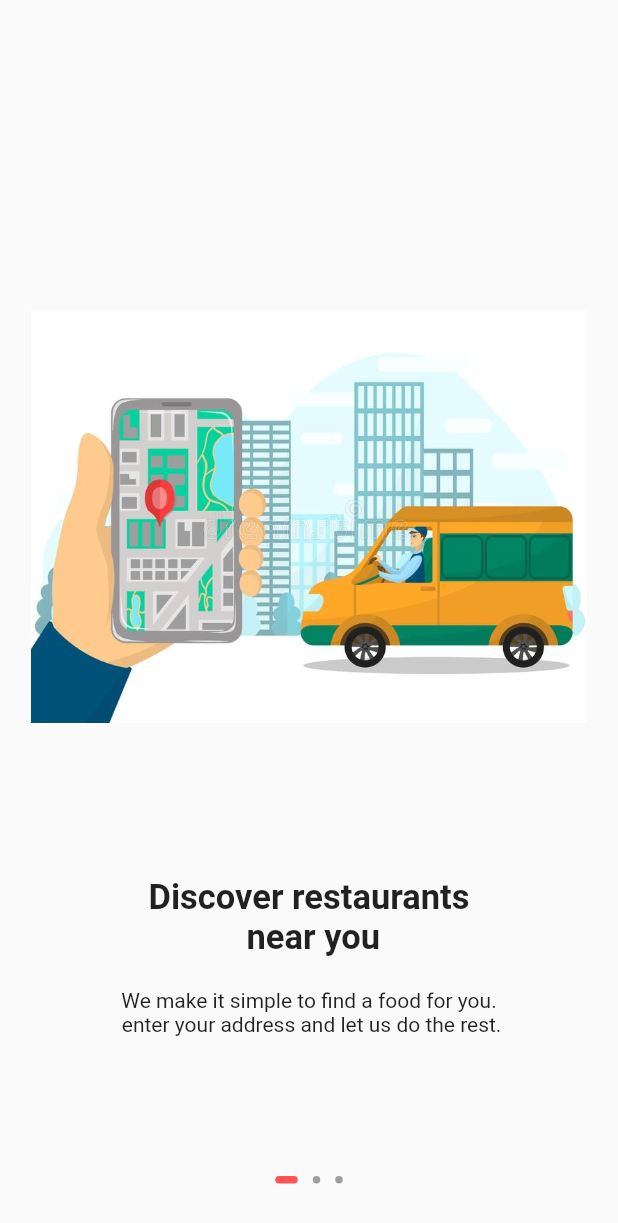
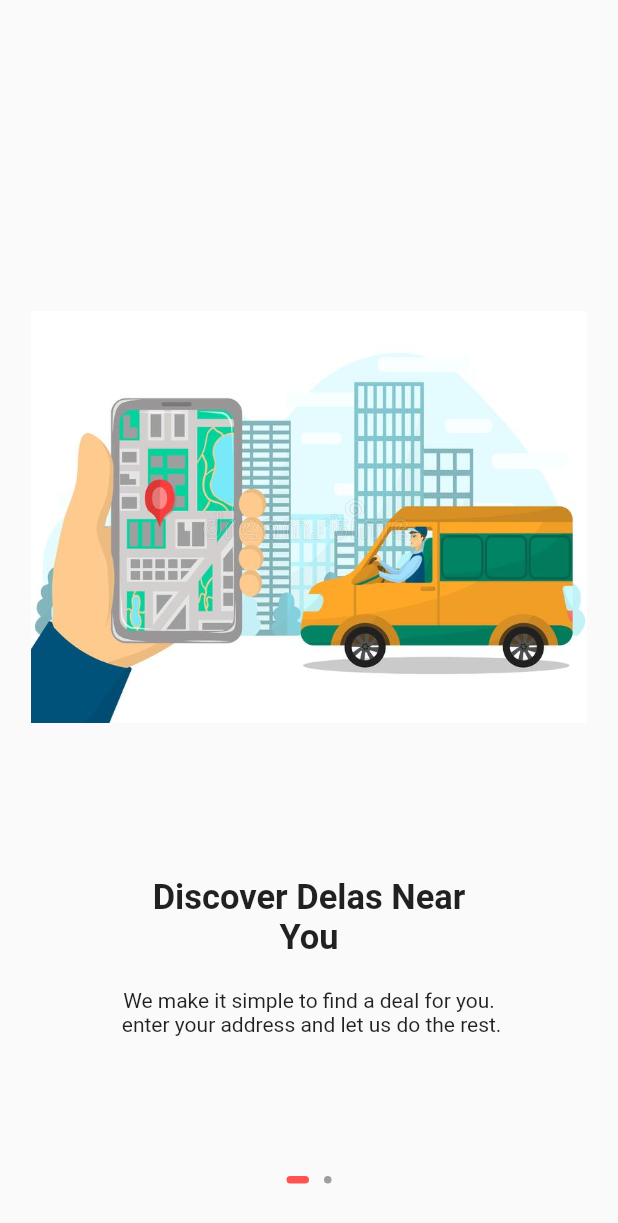
Before and after one commit to AlokKumarMaurya/dealsbuck, a Flutter app: the screen it shows after launch, on a phone screen of 412 x 824 dp. Shown: the top 1223 px of the screen. Run offline on Flutter 3.47's test engine with Material 2 defaults, Android fonts, the phone set to English and light mode, and no system bars; our stand-ins replace carousel_indicator, carousel_slider, dotted_border, flutter_easyloading, fluttertoast, geocoding and 8 more; missing offline and left inert: flutter_circular_text, flutter_google_places_hoc081098, geocoder; accounts and stored records are empty.

Commit message:
04 jan2023 10:20 pm neight

```diff
--- a/lib/slider.dart
+++ b/lib/slider.dart
@@ -30,7 +30,7 @@
             child: Image.asset("assets/page1.jpg"),
           ),
           SizedBox(height: MediaQuery.of(context).size.height/8,),
-          const Text('Discover restaurants\n near you',
+          const Text('Discover Delas Near \nYou',
             style: TextStyle(
                 fontSize: 23,
                 fontWeight: FontWeight.w700
@@ -40,7 +40,7 @@
           const SizedBox(
             height: 20,
           ),
-          const Text('We make it simple to find a food for you.\n enter your address and let us do the rest.',
+          const Text('We make it simple to find a deal for you.\n enter your address and let us do the rest.',
             style: TextStyle(
                 fontSize: 14,
                 fontWeight: FontWeight.w400
@@ -83,40 +83,6 @@
           SizedBox(
               height:  MediaQuery.of(context).size.height/13
           ),
-        ],
-      ),
-
-      //Page 3
-      Column(
-        mainAxisAlignment: MainAxisAlignment.center,
-        children: [
-          SizedBox(height: MediaQuery.of(context).size.height/6,),
-          SizedBox(
-            height: MediaQuery.of(context).size.height/3,
-            child: Image.asset("assets/fast_delivery.gif"),
-          ),
-          SizedBox(height: MediaQuery.of(context).size.height/8,),
-          const Text('Delivered quickly at \n your place',
-            style: TextStyle(
-                fontSize: 23,
-                fontWeight: FontWeight.w700
-            ),
-            textAlign: TextAlign.center,
-          ),
-          const SizedBox(
-            height: 20,
-          ),
-          const Text('We provide door to door services in mean \n time with best quality of food.',
-            style: TextStyle(
-                fontSize: 14,
-                fontWeight: FontWeight.w400
-            ),
-            textAlign: TextAlign.center,
-          ),
-          SizedBox(
-              height:  MediaQuery.of(context).size.height/13
-          ),
-
           Row(
             mainAxisAlignment: MainAxisAlignment.end,
             children: [
@@ -131,6 +97,51 @@
             ],          )
         ],
       ),
+
+      //Page 3
+//       Column(
+//         mainAxisAlignment: MainAxisAlignment.center,
+//         children: [
+//           SizedBox(height: MediaQuery.of(context).size.height/6,),
+//           SizedBox(
+//             height: MediaQuery.of(context).size.height/3,
+//             child: Image.asset("assets/fast_delivery.gif"),
+//           ),
+//           SizedBox(height: MediaQuery.of(context).size.height/8,),
+//           const Text('Delivered quickly at \n your place',
+//             style: TextStyle(
+//                 fontSize: 23,
+//                 fontWeight: FontWeight.w700
+//             ),
+//             textAlign: TextAlign.center,
+//           ),
+//           const SizedBox(
+//             height: 20,
+//           ),
+//           const Text('We provide door to door services in mean \n time with best quality of food.',
+//             style: TextStyle(
+//                 fontSize: 14,
+//                 fontWeight: FontWeight.w400
+//             ),
+//             textAlign: TextAlign.center,
+//           ),
+//           SizedBox(
+//               height:  MediaQuery.of(context).size.height/13
+//           ),
+//           Row(
+//             mainAxisAlignment: MainAxisAlignment.end,
+// children: [
+//   TextButton(onPressed: (){
+//     Get.offAll(LoginPage());
+//   }, child:Text("Continue",style: TextStyle(
+//     fontSize: 22,
+//     color: Colors.red
+//   ),),
+//   ),
+//   SizedBox(width:MediaQuery.of(context).size.width/3 ,)
+// ],          )
+//         ],
+//       ),
     ];
     return Scaffold(
       body: Stack(
```
Also changed, not shown: lib/screens/homeScreens/home_page_screen.dart (+9 -4 lines), lib/screens/splash_screen.dart (+11 -19 lines), assets/dealbuckText.png. Lines whose indentation alone changed are shown as unchanged.
